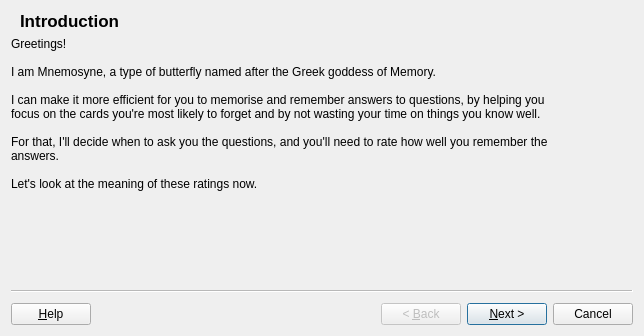
This is mnemosyne/mnemosyne/pyqt_ui/getting_started_dlg.ui in mnemosyne-proj/mnemosyne as Qt 5 draws it before an edit. The edited form follows.
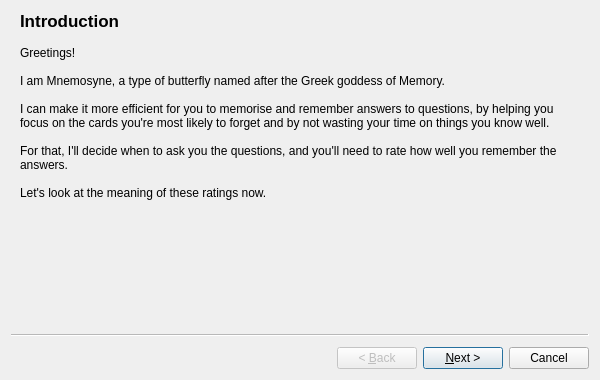
This is the edited form.

Commit message: -tweak 'getting started' wizard -some UI rewording (Patrick Kenny) -fix UI crash when cancelling card browser (reported by Tim Bourke) -fix UI crash in adding tags in the card browser (reported by Roel De Coninck)

Diff of the .ui file:
```diff
--- a/mnemosyne/mnemosyne/pyqt_ui/getting_started_dlg.ui
+++ b/mnemosyne/mnemosyne/pyqt_ui/getting_started_dlg.ui
@@ -6,15 +6,15 @@
    <rect>
     <x>0</x>
     <y>0</y>
-    <width>644</width>
-    <height>336</height>
+    <width>600</width>
+    <height>380</height>
    </rect>
   </property>
-  <property name="sizePolicy">
-   <sizepolicy hsizetype="Preferred" vsizetype="MinimumExpanding">
-    <horstretch>0</horstretch>
-    <verstretch>0</verstretch>
-   </sizepolicy>
+  <property name="minimumSize">
+   <size>
+    <width>600</width>
+    <height>380</height>
+   </size>
   </property>
   <property name="windowTitle">
    <string>Wizard</string>
@@ -23,28 +23,18 @@
    <enum>QWizard::ClassicStyle</enum>
   </property>
   <property name="options">
-   <set>QWizard::HaveHelpButton|QWizard::IgnoreSubTitles|QWizard::ExtendedWatermarkPixmap</set>
+   <set>QWizard::IgnoreSubTitles</set>
   </property>
   <property name="titleFormat">
    <enum>Qt::PlainText</enum>
   </property>
   <widget class="QWizardPage" name="intro">
-   <property name="sizePolicy">
-    <sizepolicy hsizetype="Preferred" vsizetype="Expanding">
-     <horstretch>0</horstretch>
-     <verstretch>0</verstretch>
-    </sizepolicy>
-   </property>
    <property name="title">
     <string>Introduction</string>
    </property>
+   <layout class="QVBoxLayout" name="verticalLayout_3">
+    <item>
    <widget class="QLabel" name="intro_lbl">
-    <property name="sizePolicy">
-     <sizepolicy hsizetype="MinimumExpanding" vsizetype="MinimumExpanding">
-      <horstretch>0</horstretch>
-      <verstretch>0</verstretch>
-     </sizepolicy>
-    </property>
     <property name="text">
      <string>Greetings!
 
@@ -66,6 +56,8 @@
      <number>12</number>
     </property>
    </widget>
+    </item>
+   </layout>
   </widget>
   <widget class="QWizardPage" name="grades02">
    <property name="sizePolicy">
```
Left out of the diff: 81 changed lines with no effect on the pictures. Lines whose indentation alone changed are shown as unchanged. The commit also changes 8 other files.
